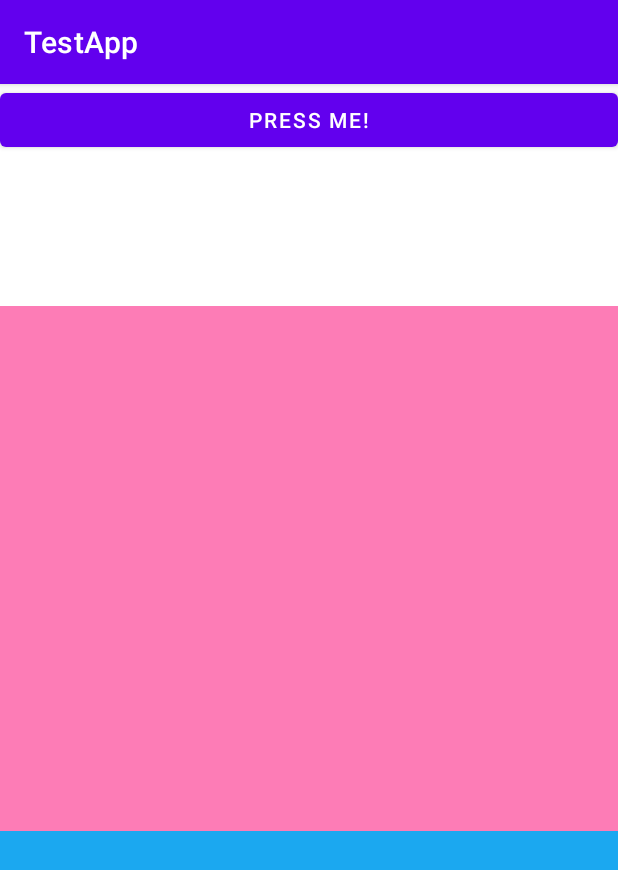
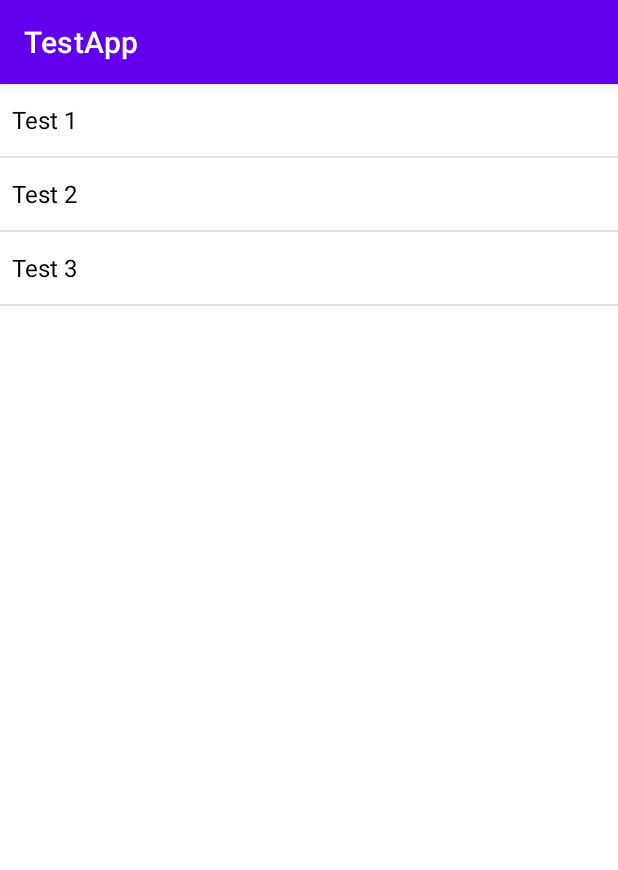
Before and after one commit to MarioARC/ListViewData, an Android app: the screen it shows after launch (MainActivity), on a phone screen of 412 x 824 dp. Shown: the top 870 px of the screen. Run offline under Robolectric (Android 15) with nearby library versions, the phone set to English and light mode, and no system bars.

Commit message:
ListView with items

```diff
--- a/app/src/main/java/com/example/testapp/MainActivity.java
+++ b/app/src/main/java/com/example/testapp/MainActivity.java
@@ -6,29 +6,29 @@ import android.nfc.Tag;
 import android.os.Bundle;
 import android.util.Log;
 import android.view.View;
+import android.view.ViewGroup;
+import android.widget.ArrayAdapter;
+import android.widget.ListView;
 import android.widget.TextView;
 import android.widget.Toast;
 
+import java.util.ArrayList;
+
 public class MainActivity extends AppCompatActivity {
+
+    ListView l;
+    String items[] = {"Test 1", "Test 2", "Test 3"};
+
 
     @Override
     protected void onCreate(Bundle savedInstanceState) {
         super.onCreate(savedInstanceState);
         setContentView(R.layout.activity_main);
+
+        l = findViewById(R.id.listView1);
+        ArrayAdapter<String> arr = new ArrayAdapter<>(this, androidx.appcompat.R.layout.support_simple_spinner_dropdown_item, items);
+        l.setAdapter(arr);
+
     }
 
-    public void buttonPress1(View v)
-    {
-        TextView view = findViewById(R.id.textView1);
-        view.setText("Thanks");
-        Toast.makeText(this, "Button Pressed", Toast.LENGTH_SHORT).show();
-        Log.i("Info","button1 Pressed");
-    }
-
-    public void buttonPress2(View v)
-    {
-        TextView view = findViewById(R.id.textView2);
-        view.setText("That's a hit");
-        Log.i("Info", "button2 Pressed");
-    }
 }
--- a/app/src/main/res/layout/activity_main.xml
+++ b/app/src/main/res/layout/activity_main.xml
@@ -1,5 +1,5 @@
 <?xml version="1.0" encoding="utf-8"?>
-<ScrollView xmlns:android="http://schemas.android.com/apk/res/android"
+<LinearLayout xmlns:android="http://schemas.android.com/apk/res/android"
     xmlns:app="http://schemas.android.com/apk/res-auto"
     xmlns:tools="http://schemas.android.com/tools"
     android:layout_width="match_parent"
@@ -7,53 +7,11 @@
     android:orientation="vertical"
     tools:context=".MainActivity">
 
-    <LinearLayout
+    <ListView
+        android:id="@+id/listView1"
         android:layout_width="match_parent"
-        android:layout_height="wrap_content"
-        android:orientation="vertical">
-        <Button
-            android:id="@+id/button1"
-            android:layout_width="match_parent"
-            android:layout_height="wrap_content"
-            android:onClick="buttonPress1"
-            android:text="Press Me!" />
+        android:layout_height="match_parent">
 
-        <TextView
-            android:id="@+id/textView1"
-            android:layout_width="match_parent"
-            android:layout_height="100dp"
-            android:layout_weight="1"
-            android:gravity="center"
-            android:text=""
-            android:textSize="35sp" />
+    </ListView>
 
-        <View
-            android:layout_width="match_parent"
-            android:layout_height="350dp"
-            android:background="#fd7cb6"
-            />
-
-        <View
-            android:layout_width="match_parent"
-            android:layout_height="350dp"
-            android:background="#1ba8f0"
-            />
-
-        <Button
-            android:id="@+id/button2"
-            android:layout_width="match_parent"
-            android:layout_height="wrap_content"
-            android:onClick="buttonPress2"
-            android:text="I'm down here rehehehehehehe" />
-
-        <TextView
-            android:id="@+id/textView2"
-            android:layout_width="match_parent"
-            android:layout_height="100dp"
-            android:layout_weight="1"
-            android:gravity="center"
-            android:text=""
-            android:textSize="35sp" />
-
-    </LinearLayout>
-</ScrollView>
+</LinearLayout>
```
